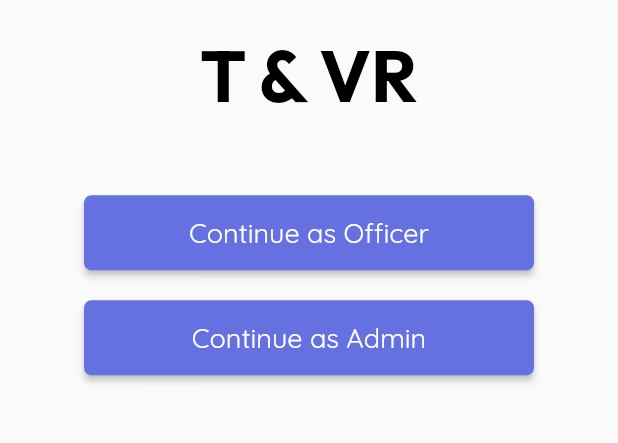
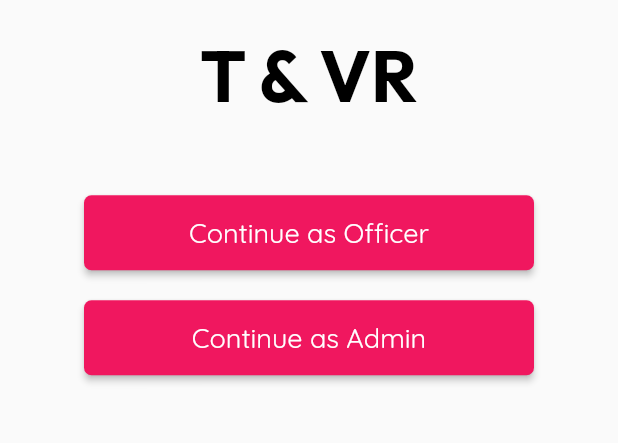
Before and after one commit to Lans12345/violation_system, a Flutter app: the screen it shows after launch, on a phone screen of 412 x 824 dp, the part 524-967 px from its top. Run offline on Flutter 3.47's test engine with Material 2 defaults, Android fonts, the phone set to English and light mode, and no system bars; our stand-ins replace cloud_firestore, firebase_auth, firebase_core, flutter_spinkit, fluttertoast, get_storage; accounts and stored records are empty.

Commit message:
changed collor pallete

```diff
--- a/lib/main.dart
+++ b/lib/main.dart
@@ -20,7 +20,7 @@ class MyApp extends StatelessWidget {
   @override
   Widget build(BuildContext context) {
     return const MaterialApp(
-      color: Color(0xff6571E0),
+      color: Color.fromARGB(255, 240, 23, 95),
       home: SplashScreen(),
     );
   }
--- a/lib/screens/views/admin/admin_home.dart
+++ b/lib/screens/views/admin/admin_home.dart
@@ -10,7 +10,7 @@ class AdminHome extends StatelessWidget {
     return Scaffold(
       drawer: const DrawerWidget(),
       appBar: AppBar(
-        backgroundColor: const Color(0xff6571E0),
+        backgroundColor: const Color.fromARGB(255, 240, 23, 95),
         title: TextBold(text: 'T & VR', fontSize: 24, color: Colors.white),
         centerTitle: true,
         actions: [
--- a/lib/screens/views/admin/manage_account.dart
+++ b/lib/screens/views/admin/manage_account.dart
@@ -37,7 +37,7 @@ class _ManageAccountScreenState extends State<ManageAccountScreen> {
     return Scaffold(
       drawer: const DrawerWidget(),
       appBar: AppBar(
-        backgroundColor: const Color(0xff6571E0),
+        backgroundColor: const Color.fromARGB(255, 240, 23, 95),
         title: TextBold(
             text: 'Manage Accounts', fontSize: 18, color: Colors.white),
         centerTitle: true,
@@ -320,7 +320,7 @@ class _ManageAccountScreenState extends State<ManageAccountScreen> {
               shape: RoundedRectangleBorder(
                 borderRadius: BorderRadius.circular(5),
               ),
-              color: const Color(0xff6571E0),
+              color: const Color.fromARGB(255, 240, 23, 95),
               onPressed: () {
                 showDialog(
                     context: context,
--- a/lib/screens/views/admin/officer_status.dart
+++ b/lib/screens/views/admin/officer_status.dart
@@ -18,7 +18,7 @@ class _OfficerStatusScreenState extends State<OfficerStatusScreen> {
     return Scaffold(
       drawer: const DrawerWidget(),
       appBar: AppBar(
-        backgroundColor: const Color(0xff6571E0),
+        backgroundColor: const Color.fromARGB(255, 240, 23, 95),
         title: TextBold(
             text: 'Officers Status', fontSize: 18, color: Colors.white),
         centerTitle: true,
--- a/lib/screens/views/admin/request_list.dart
+++ b/lib/screens/views/admin/request_list.dart
@@ -11,7 +11,7 @@ class RequestListScreen extends StatelessWidget {
     return Scaffold(
       drawer: const DrawerWidget(),
       appBar: AppBar(
-        backgroundColor: const Color(0xff6571E0),
+        backgroundColor: const Color.fromARGB(255, 240, 23, 95),
         title: TextBold(
             text: 'Request for Approval', fontSize: 18, color: Colors.white),
         centerTitle: true,
--- a/lib/screens/views/officer/officer_home_screen.dart
+++ b/lib/screens/views/officer/officer_home_screen.dart
@@ -56,7 +56,7 @@ class _OfficerHomeScreenState extends State<OfficerHomeScreen> {
     return Scaffold(
       floatingActionButton: _currentIndex == 1 || _currentIndex == 0
           ? FloatingActionButton(
-              backgroundColor: const Color(0xff6571E0),
+              backgroundColor: const Color.fromARGB(255, 240, 23, 95),
               child: const Icon(Icons.add),
               onPressed: () {
                 showDialog(
@@ -222,7 +222,7 @@ class _OfficerHomeScreenState extends State<OfficerHomeScreen> {
           padding: const EdgeInsets.all(8.0),
           child: Image.asset('assets/images/logo.png'),
         ),
-        backgroundColor: const Color(0xff6571E0),
+        backgroundColor: const Color.fromARGB(255, 240, 23, 95),
         title: TextBold(
             text: _currentIndex != 3 ? 'T & VR' : 'My Profile',
             fontSize: 24,
--- a/lib/screens/views/officer/officer_notif_screen.dart
+++ b/lib/screens/views/officer/officer_notif_screen.dart
@@ -20,7 +20,7 @@ class OfficerNotifScreen extends StatelessWidget {
             color: Colors.white,
           ),
         ),
-        backgroundColor: const Color(0xff6571E0),
+        backgroundColor: const Color.fromARGB(255, 240, 23, 95),
         title:
             TextBold(text: 'Notifications', fontSize: 24, color: Colors.white),
         centerTitle: true,
--- a/lib/screens/views/officer/tabs/license_tab.dart
+++ b/lib/screens/views/officer/tabs/license_tab.dart
@@ -37,7 +37,7 @@ class _LicenseTabState extends State<LicenseTab> {
   Widget build(BuildContext context) {
     return Scaffold(
       floatingActionButton: FloatingActionButton(
-        backgroundColor: const Color(0xff6571E0),
+        backgroundColor: const Color.fromARGB(255, 240, 23, 95),
         child: const Icon(Icons.add),
         onPressed: () {
           showDialog(
@@ -339,7 +339,7 @@ class _LicenseTabState extends State<LicenseTab> {
             color: Colors.white,
           ),
         ),
-        backgroundColor: const Color(0xff6571E0),
+        backgroundColor: const Color.fromARGB(255, 240, 23, 95),
         title: TextBold(
             text: widget.userDetails['licenseNumber'],
             fontSize: 24,
--- a/lib/widgets/button_widget.dart
+++ b/lib/widgets/button_widget.dart
@@ -16,7 +16,7 @@ class ButtonWidget extends StatelessWidget {
       this.width = 300,
       this.fontSize = 18,
       this.height = 50,
-      this.color = const Color(0xff6571E0)})
+      this.color = const Color.fromARGB(255, 240, 23, 95)})
       : super(key: key);
   @override
   Widget build(BuildContext context) {
--- a/lib/widgets/drawer_widget.dart
+++ b/lib/widgets/drawer_widget.dart
@@ -28,7 +28,7 @@ class _MyDrawerState extends State<DrawerWidget> {
           children: <Widget>[
             UserAccountsDrawerHeader(
               decoration: const BoxDecoration(
-                color: Color(0xff6571E0),
+                color: Color.fromARGB(255, 240, 23, 95),
               ),
               accountEmail:
                   TextRegular(text: '', fontSize: 0, color: Colors.white),
```
